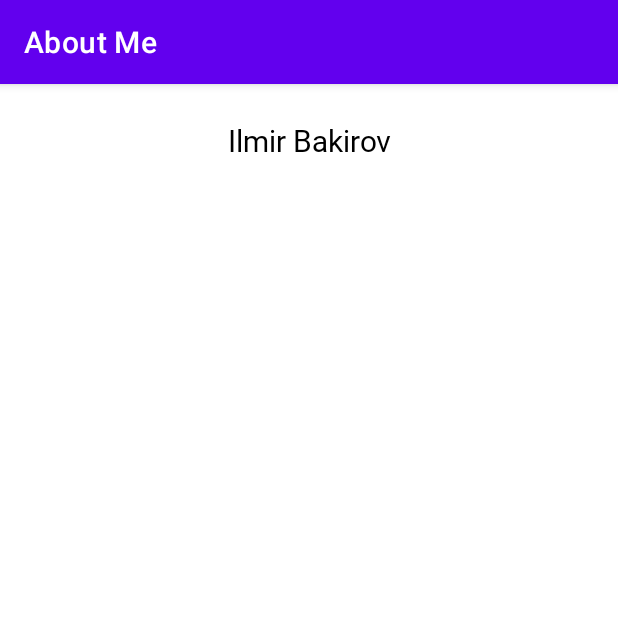
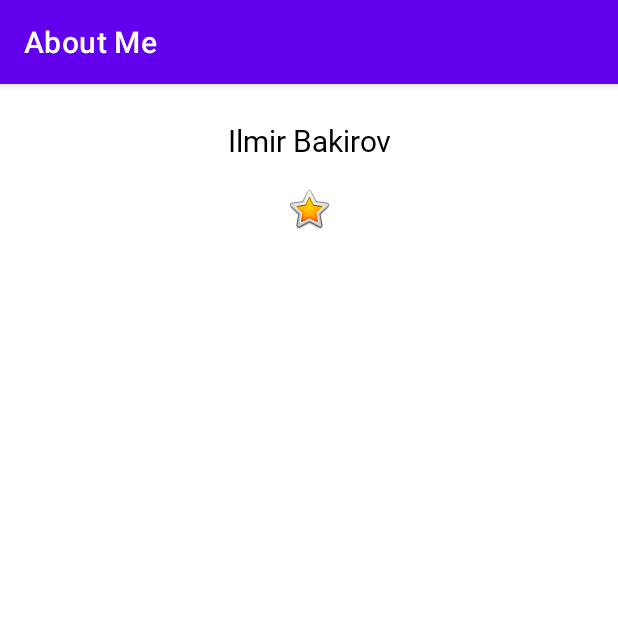
Before and after one commit to bakigoal/android_about-me, an Android app: the screen it shows after launch (MainActivity), on a phone screen of 412 x 824 dp, the top half of it. Run offline under Robolectric (Android 15) with nearby library versions, the phone set to English and light mode, and no system bars.

Commit message:
add image view

```diff
--- a/app/src/main/res/layout/activity_main.xml
+++ b/app/src/main/res/layout/activity_main.xml
@@ -1,5 +1,6 @@
 <?xml version="1.0" encoding="utf-8"?>
 <LinearLayout xmlns:android="http://schemas.android.com/apk/res/android"
+    xmlns:app="http://schemas.android.com/apk/res-auto"
     android:orientation="vertical"
     android:layout_width="match_parent"
     android:layout_height="match_parent">
@@ -11,4 +12,12 @@
         android:text="@string/name"
         android:textAlignment="center"
         style="@style/NameStyle" />
+
+    <ImageView
+        android:id="@+id/star_image"
+        android:layout_width="match_parent"
+        android:layout_height="wrap_content"
+        android:layout_marginTop="@dimen/layout_margin"
+        android:contentDescription="@string/yellow_star"
+        app:srcCompat="@android:drawable/btn_star_big_on" />
 </LinearLayout>
--- a/app/src/main/res/values/strings.xml
+++ b/app/src/main/res/values/strings.xml
@@ -1,4 +1,5 @@
 <resources>
     <string name="app_name">About Me</string>
     <string name="name">Ilmir Bakirov</string>
+    <string name="yellow_star">Yellow Star</string>
 </resources>
```
